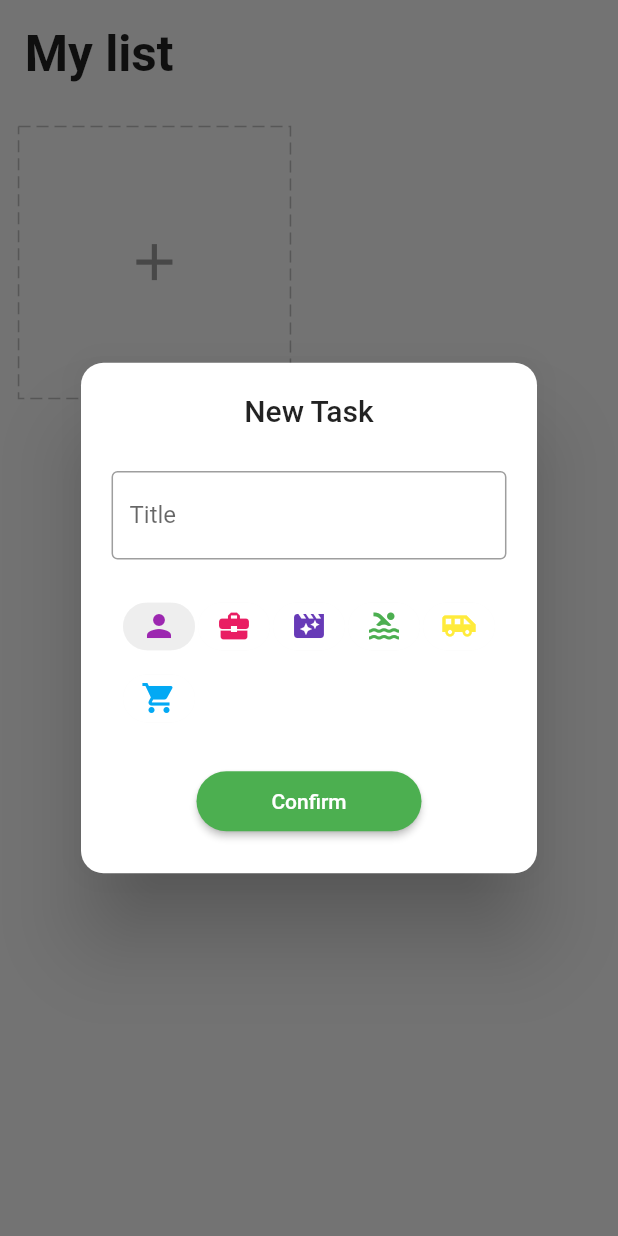
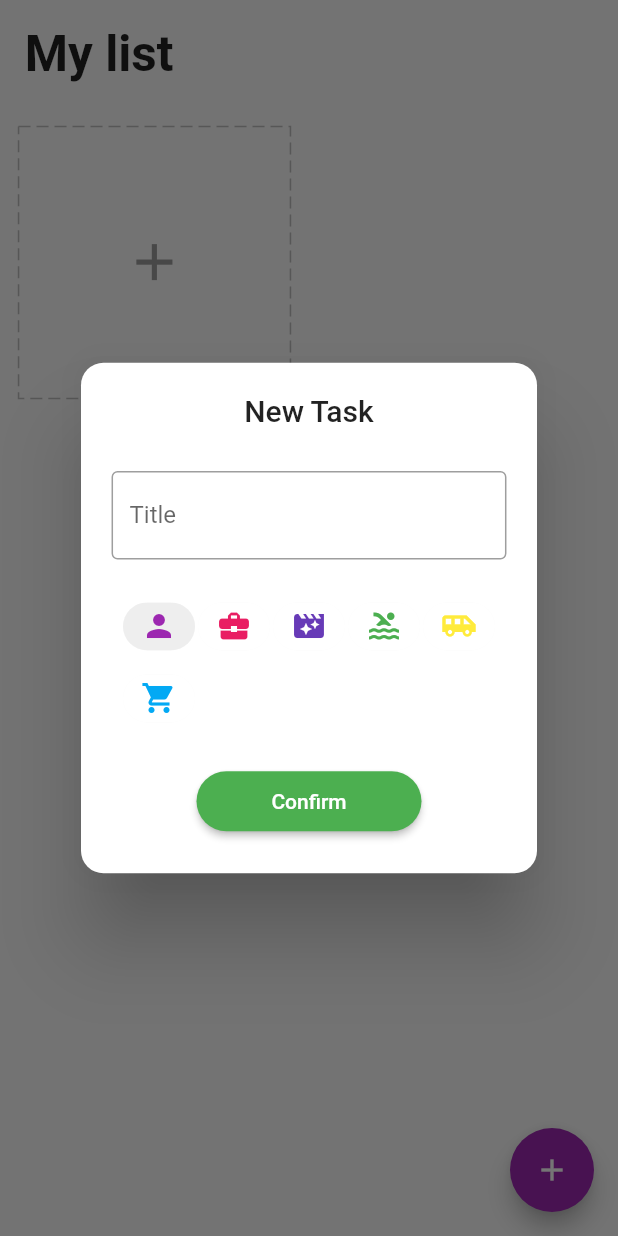
Before and after one commit to surya07dev/Todo, a Flutter app: the screen it shows after launch, after a tap on the "add" icon, on a phone screen of 412 x 824 dp. Run offline on Flutter 3.47's test engine with Material 2 defaults, Android fonts, the phone set to English and light mode, and no system bars; drawn by our look-alikes of dotted_border; our stand-ins replace equatable, flutter_easyloading, get, get_storage, step_progress_indicator.

Commit message:
add: dragable delete task feature

```diff
--- a/lib/app/modules/home/homepage.dart
+++ b/lib/app/modules/home/homepage.dart
@@ -1,5 +1,7 @@
 import 'package:flutter/material.dart';
+import 'package:flutter_easyloading/flutter_easyloading.dart';
 import 'package:get/get.dart';
+import 'package:todo/app/data/models/task.dart';
 import 'package:todo/app/modules/home/controller.dart';
 import 'package:todo/app/core/utils/extensions.dart';
 import 'package:todo/app/modules/home/widgets/add_card.dart';
@@ -31,13 +33,39 @@ class HomePage extends GetView<HomeController> {
               physics: const ClampingScrollPhysics(),
               children: [
                 ...controller.tasks
-                  .map((element) => TaskCard(task: element))
+                    .map((element) => LongPressDraggable(
+                        data: element,
+                        onDragStarted: () => controller.changeDeleting(true),
+                        onDraggableCanceled: (_, __) =>
+                            controller.changeDeleting(false),
+                        onDragEnd: (_) => controller.changeDeleting(false),
+                        feedback: Opacity(
+                          opacity: 0.8,
+                          child: TaskCard(task: element),
+                        ),
+                        child: TaskCard(task: element)))
                     .toList(),
-              AddCard()
+                AddCard(),
               ],
             ),
           )
         ],
-    ));
+      ),
+      floatingActionButton: DragTarget(
+        builder: (_, __, ___) {
+          return Obx(
+            () => FloatingActionButton(
+                backgroundColor: controller.deleting.value ? Colors.red : null,
+                onPressed: () {},
+                child:
+                    Icon(controller.deleting.value ? Icons.delete : Icons.add)),
+          );
+        },
+        onAccept: (Task task) {
+          controller.deleteTask(task);
+          EasyLoading.showSuccess("Delete Sucess");
+        },
+      ),
+    );
   }
 }
--- a/lib/app/modules/home/widgets/add_card.dart
+++ b/lib/app/modules/home/widgets/add_card.dart
@@ -83,7 +83,7 @@ class AddCard extends StatelessWidget {
                         int icon =
                             icons[homeCtrl.chipIndex.value].icon!.codePoint;
                         String color =
-                            icons[homeCtrl.chipIndex.value].color!.toString();
+                            icons[homeCtrl.chipIndex.value].color!.toHex();
                         var task = Task(
                           title: homeCtrl.editCtrl.text,
                           icon: icon,
@@ -91,8 +91,8 @@ class AddCard extends StatelessWidget {
                         );
                         Get.back();
                         homeCtrl.addTask(task)
-                            ? EasyLoading.showSuccess("Create Success")
-                            : EasyLoading.showError("Duplicated Task");
+                            ? EasyLoading.showSuccess("Task ban gaya hai")
+                            : EasyLoading.showError("Task duplicate");
                       }
                     },
                     child: const Text("Confirm"),
@@ -101,6 +101,8 @@ class AddCard extends StatelessWidget {
               ),
             ),
           );
+          homeCtrl.editCtrl.clear();
+          homeCtrl.changeChipIndex(0);
         },
         child: DottedBorder(
           color: Colors.grey[400]!,
```
Also changed, not shown: lib/app/modules/home/controller.dart (+17 -2 lines). Lines whose indentation alone changed are shown as unchanged.
